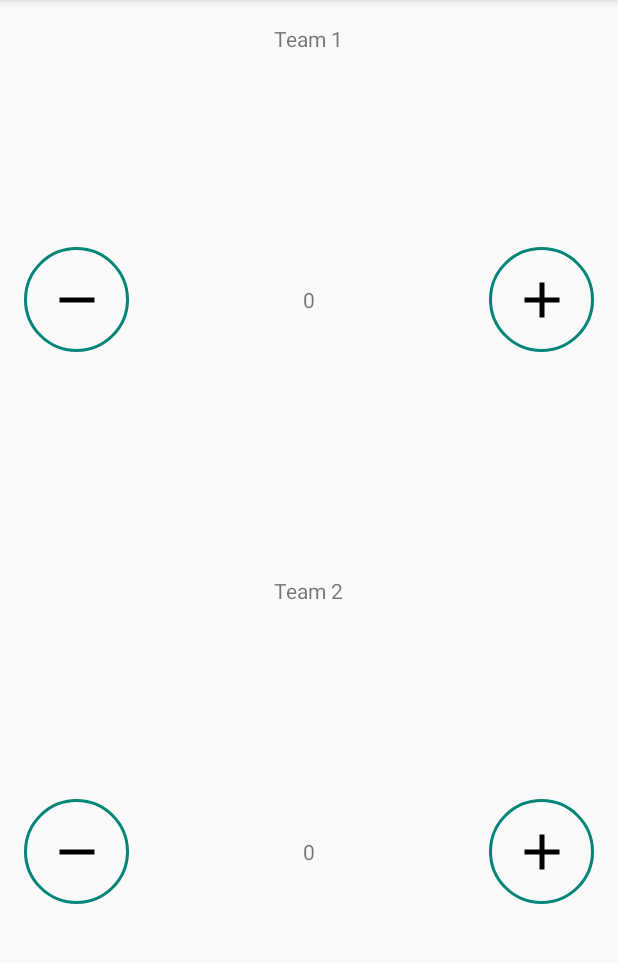
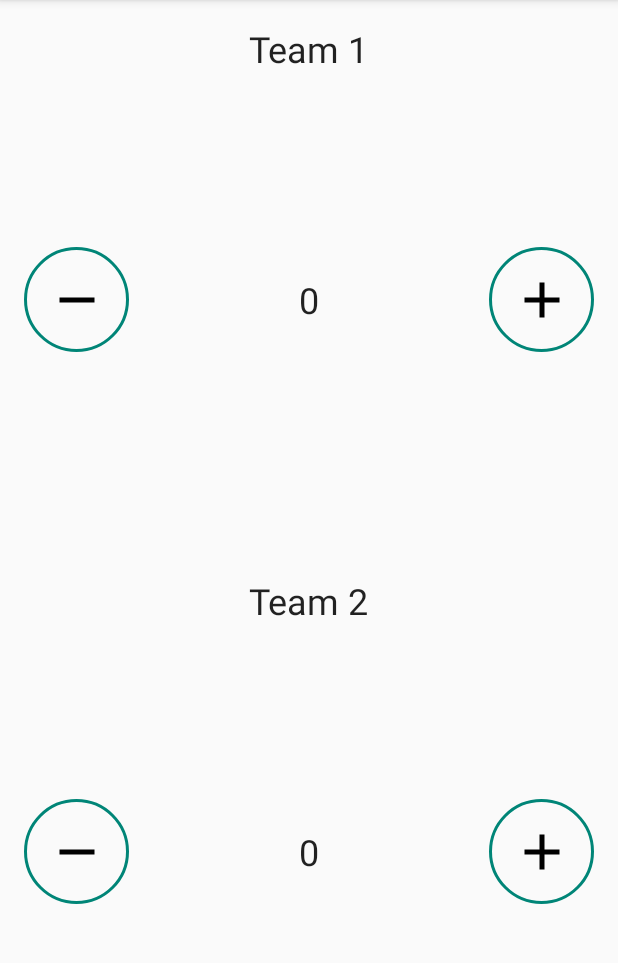
Before and after one commit to thom1376/Lab5, an Android app: the screen it shows after launch (MainActivity), on a phone screen of 412 x 824 dp, the part 84-1047 px from its top. Run offline under Robolectric (Android 15) with nearby library versions, the phone set to English and light mode, and no system bars.

Commit message:
Use styles in Scorekeeper project

```diff
--- a/Scorekeeper/app/src/main/res/layout/activity_main.xml
+++ b/Scorekeeper/app/src/main/res/layout/activity_main.xml
@@ -13,6 +13,7 @@
         android:layout_weight="1">
 
         <TextView
+            style="@style/ScoreText"
             android:layout_width="wrap_content"
             android:layout_height="wrap_content"
             android:layout_alignParentTop="true"
@@ -21,18 +22,17 @@
 
         <ImageButton
             android:id="@+id/decreaseTeam1"
+            style="@style/MinusButtons"
             android:layout_width="@dimen/button_size"
             android:layout_height="@dimen/button_size"
             android:layout_alignParentStart="true"
             android:layout_alignParentLeft="true"
             android:layout_centerVertical="true"
-            android:background="@drawable/button_background"
-            android:contentDescription="@string/minus_button_description"
-            android:onClick="decreaseScore"
-            android:src="@drawable/ic_minus" />
+            android:onClick="decreaseScore" />
 
         <TextView
             android:id="@+id/score_1"
+            style="@style/ScoreText"
             android:layout_width="wrap_content"
             android:layout_height="wrap_content"
             android:layout_centerHorizontal="true"
@@ -41,15 +41,13 @@
 
         <ImageButton
             android:id="@+id/increaseTeam1"
+            style="@style/PlusButtons"
             android:layout_width="@dimen/button_size"
             android:layout_height="@dimen/button_size"
             android:layout_alignParentEnd="true"
             android:layout_alignParentRight="true"
             android:layout_centerVertical="true"
-            android:background="@drawable/button_background"
-            android:contentDescription="@string/plus_button_description"
-            android:onClick="increaseScore"
-            android:src="@drawable/ic_plus" />
+            android:onClick="increaseScore" />
     </RelativeLayout>
 
     <RelativeLayout
@@ -58,6 +56,7 @@
         android:layout_weight="1">
 
         <TextView
+            style="@style/ScoreText"
             android:layout_width="wrap_content"
             android:layout_height="wrap_content"
             android:layout_alignParentTop="true"
@@ -66,18 +65,17 @@
 
         <ImageButton
             android:id="@+id/decreaseTeam2"
+            style="@style/MinusButtons"
             android:layout_width="@dimen/button_size"
             android:layout_height="@dimen/button_size"
             android:layout_alignParentStart="true"
             android:layout_alignParentLeft="true"
             android:layout_centerVertical="true"
-            android:background="@drawable/button_background"
-            android:contentDescription="@string/minus_button_description"
-            android:onClick="decreaseScore"
-            android:src="@drawable/ic_minus" />
+            android:onClick="decreaseScore" />
 
         <TextView
             android:id="@+id/score_2"
+            style="@style/ScoreText"
             android:layout_width="wrap_content"
             android:layout_height="wrap_content"
             android:layout_centerHorizontal="true"
@@ -86,14 +84,12 @@
 
         <ImageButton
             android:id="@+id/increaseTeam2"
+            style="@style/PlusButtons"
             android:layout_width="@dimen/button_size"
             android:layout_height="@dimen/button_size"
             android:layout_alignParentEnd="true"
             android:layout_alignParentRight="true"
             android:layout_centerVertical="true"
-            android:background="@drawable/button_background"
-            android:contentDescription="@string/plus_button_description"
-            android:onClick="increaseScore"
-            android:src="@drawable/ic_plus" />
+            android:onClick="increaseScore" />
     </RelativeLayout>
 </LinearLayout>
--- a/Scorekeeper/app/src/main/res/values/styles.xml
+++ b/Scorekeeper/app/src/main/res/values/styles.xml
@@ -8,4 +8,22 @@
         <item name="colorAccent">@color/colorAccent</item>
     </style>
 
+    <style name="ScoreButtons" parent="Widget.AppCompat.Button">
+        <item name="android:background">@drawable/button_background</item>
+    </style>
+
+    <style name="PlusButtons" parent="ScoreButtons">
+        <item name="android:src">@drawable/ic_plus</item>
+        <item name="android:contentDescription">@string/plus_button_description</item>
+    </style>
+
+    <style name="MinusButtons" parent="ScoreButtons">
+        <item name="android:src">@drawable/ic_minus</item>
+        <item name="android:contentDescription">@string/minus_button_description</item>
+    </style>
+
+    <style name="ScoreText">
+        <item name="android:textAppearance">@style/TextAppearance.AppCompat.Headline</item>
+    </style>
+
 </resources>
```
